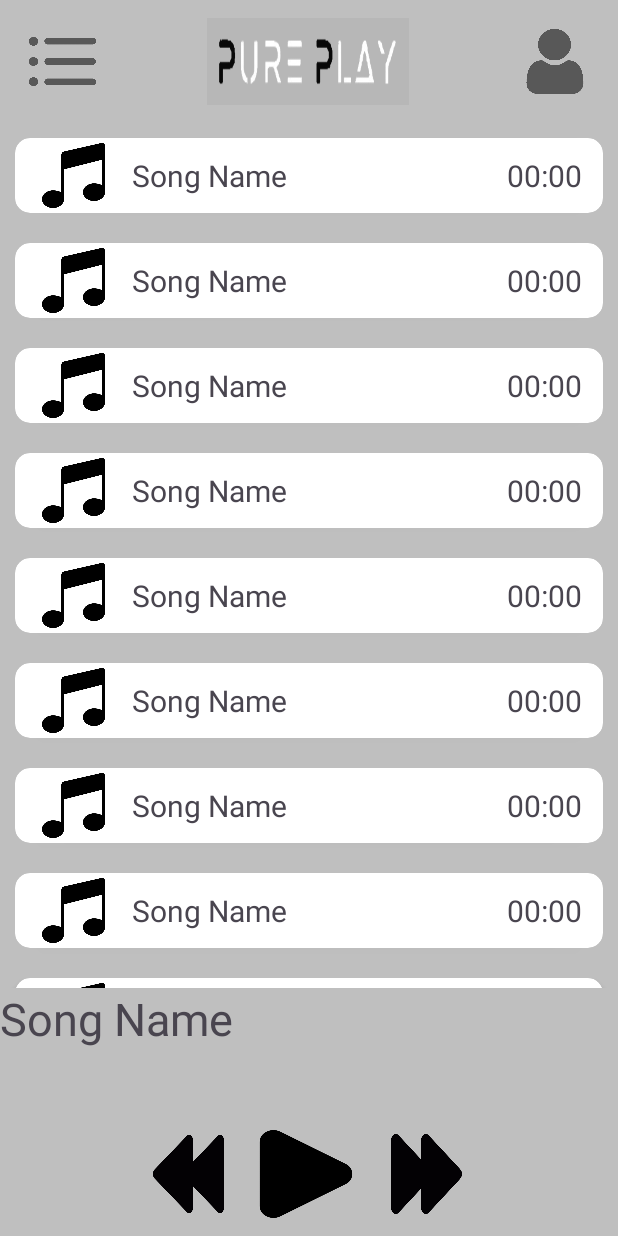
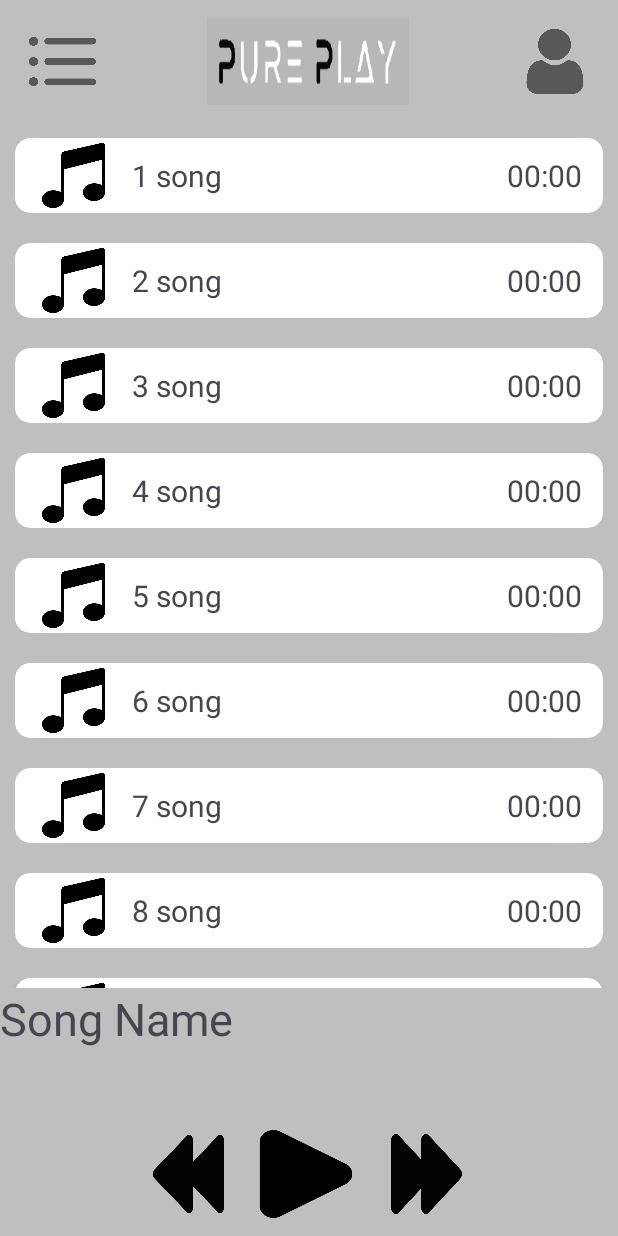
Before and after one commit to Krunal2509/PurePlay, an Android app: the screen it shows after launch (MainActivity), on a phone screen of 412 x 824 dp. Run offline under Robolectric (Android 15) with nearby library versions, the phone set to English and light mode, and no system bars.

Commit message:
songs data inserted

```diff
--- a/app/src/main/AndroidManifest.xml
+++ b/app/src/main/AndroidManifest.xml
@@ -1,12 +1,12 @@
 <?xml version="1.0" encoding="utf-8"?>
 <manifest xmlns:android="http://schemas.android.com/apk/res/android"
     xmlns:tools="http://schemas.android.com/tools">
-
+        <uses-permission android:name="android.permission.INTERNET"/>
     <application
         android:allowBackup="true"
         android:dataExtractionRules="@xml/data_extraction_rules"
         android:fullBackupContent="@xml/backup_rules"
-        android:icon="@mipmap/ic_launcher"
+        android:icon="@drawable/pureplaylogo"
         android:label="@string/app_name"
         android:roundIcon="@mipmap/ic_launcher_round"
         android:supportsRtl="true"
--- /dev/null
+++ b/app/src/main/java/com/example/pureplay/GlobalMediaPlayer.java
@@ -0,0 +1,9 @@
+package com.example.pureplay;
+
+import android.media.MediaPlayer;
+import android.widget.Button;
+
+public class GlobalMediaPlayer {
+    public static MediaPlayer mp;
+    public static Button btn_play=null;
+}
--- a/app/src/main/java/com/example/pureplay/MainActivity.java
+++ b/app/src/main/java/com/example/pureplay/MainActivity.java
@@ -1,6 +1,8 @@
 package com.example.pureplay;
 
+import android.annotation.SuppressLint;
 import android.os.Bundle;
+import static com.example.pureplay.GlobalMediaPlayer.*;
 
 import androidx.activity.EdgeToEdge;
 import androidx.appcompat.app.AppCompatActivity;
@@ -17,6 +19,7 @@ public class MainActivity extends AppCompatActivity {
     RecyclerView recyclerView;
     CardView cardView;
     ArrayList<songArray> song=new ArrayList<>();
+    @SuppressLint("WrongViewCast")
     @Override
     protected void onCreate(Bundle savedInstanceState) {
         super.onCreate(savedInstanceState);
@@ -29,19 +32,20 @@ public class MainActivity extends AppCompatActivity {
         });
 
         recyclerView=findViewById(R.id.recyclerView);
+
         recyclerView.setLayoutManager(new LinearLayoutManager(this));
 
-        song.add(new songArray(R.drawable.musiclogo,"1 st song","04:00"));
-        song.add(new songArray(R.drawable.musiclogo,"1 st song","04:00"));
-        song.add(new songArray(R.drawable.musiclogo,"1 st song","04:00"));
-        song.add(new songArray(R.drawable.musiclogo,"1 st song","01:00"));
-        song.add(new songArray(R.drawable.musiclogo,"1 st song","01:00"));
-        song.add(new songArray(R.drawable.musiclogo,"1 st song","07:00"));
-        song.add(new songArray(R.drawable.musiclogo,"1 st song","07:00"));
-        song.add(new songArray(R.drawable.musiclogo,"1 st song","07:00"));
-        song.add(new songArray(R.drawable.musiclogo,"1 st song","05:00"));
-        song.add(new songArray(R.drawable.musiclogo,"1 st song","05:00"));
-        song.add(new songArray(R.drawable.musiclogo,"1 st song","05:00"));
+        song.add(new songArray(R.drawable.musiclogo,"1 song","https://filesamples.com/samples/audio/mp3/sample3.mp3"));
+        song.add(new songArray(R.drawable.musiclogo,"2 song","https://www.soundhelix.com/examples/mp3/SoundHelix-Song-1.mp3"));
+        song.add(new songArray(R.drawable.musiclogo,"3 song","https://www.soundhelix.com/examples/mp3/SoundHelix-Song-1.mp3"));
+        song.add(new songArray(R.drawable.musiclogo,"4 song","https://www.soundhelix.com/examples/mp3/SoundHelix-Song-1.mp3"));
+        song.add(new songArray(R.drawable.musiclogo,"5 song","https://www.soundhelix.com/examples/mp3/SoundHelix-Song-2.mp3"));
+        song.add(new songArray(R.drawable.musiclogo,"6 song","https://www.soundhelix.com/examples/mp3/SoundHelix-Song-3.mp3"));
+        song.add(new songArray(R.drawable.musiclogo,"7 song","https://www.soundhelix.com/examples/mp3/SoundHelix-Song-4.mp3"));
+        song.add(new songArray(R.drawable.musiclogo,"8 song","https://www.soundhelix.com/examples/mp3/SoundHelix-Song-5.mp3"));
+        song.add(new songArray(R.drawable.musiclogo,"9 song","https://www.soundhelix.com/examples/mp3/SoundHelix-Song-6.mp3"));
+        song.add(new songArray(R.drawable.musiclogo,"10 song","https://www.soundhelix.com/examples/mp3/SoundHelix-Song-7.mp3"));
+        song.add(new songArray(R.drawable.musiclogo,"11 song","https://www.soundhelix.com/examples/mp3/SoundHelix-Song-8.mp"));
 
         RecyclerAdapter adapter=new RecyclerAdapter(this,song);
         recyclerView.setAdapter(adapter);
--- a/app/src/main/java/com/example/pureplay/RecyclerAdapter.java
+++ b/app/src/main/java/com/example/pureplay/RecyclerAdapter.java
@@ -1,15 +1,20 @@
 package com.example.pureplay;
+
+import static com.example.pureplay.GlobalMediaPlayer.btn_play;
+import static com.example.pureplay.GlobalMediaPlayer.mp;
 
 import android.content.Context;
 import android.content.Intent;
+import android.media.MediaPlayer;
+import android.net.Uri;
 import android.view.LayoutInflater;
 import android.view.View;
 import android.view.ViewGroup;
+import android.widget.Button;
 import android.widget.ImageView;
 import android.widget.TextView;
 import android.widget.Toast;
 
-import androidx.activity.result.ActivityResultLauncher;
 import androidx.annotation.NonNull;
 import androidx.cardview.widget.CardView;
 import androidx.recyclerview.widget.RecyclerView;
@@ -18,50 +23,64 @@ import java.util.ArrayList;
 
 public class RecyclerAdapter extends RecyclerView.Adapter<RecyclerAdapter.ViewHolder> {
 
-    Context context;
-    ArrayList<songArray>song=new ArrayList<>();
-    RecyclerAdapter(Context context, ArrayList<songArray> songName){
-        this.context=context;
-        this.song=songName;
+    private Context context;
+    private ArrayList<songArray> songList;
+
+    RecyclerAdapter(Context context, ArrayList<songArray> songList) {
+        this.context = context;
+        this.songList = songList;
     }
+
     @NonNull
     @Override
     public RecyclerAdapter.ViewHolder onCreateViewHolder(@NonNull ViewGroup parent, int viewType) {
-        View view= LayoutInflater.from(context).inflate(R.layout.songs_row,parent,false);
-        ViewHolder viewHolder=new ViewHolder(view);
-        return viewHolder;
+        View view = LayoutInflater.from(context).inflate(R.layout.songs_row, parent, false);
+        return new ViewHolder(view);
     }
 
     @Override
     public void onBindViewHolder(@NonNull RecyclerAdapter.ViewHolder holder, int position) {
-        holder.img_song.setImageResource(song.get(position).img);
+        songArray song = songList.get(position);
+        holder.img_song.setImageResource(song.getsImg());
+        holder.tv_songName.setText(song.getsName());
+
+
+        holder.cardView.setOnClickListener(v -> {
+            try {
+                if (GlobalMediaPlayer.mp != null) {
+                    GlobalMediaPlayer.mp.reset();
+                    GlobalMediaPlayer.mp.release();
+                    GlobalMediaPlayer.mp = null;
+                }
+                GlobalMediaPlayer.mp = MediaPlayer.create(context, Uri.parse(song.getsPath()));
+                GlobalMediaPlayer.mp.start();
+                Toast.makeText(context, "Playing: " + song.getsName(), Toast.LENGTH_LONG).show();
+                int duration=GlobalMediaPlayer.mp.getDuration();
+                duration/=1000;
+                holder.tv_songTime.setText(String.format("%d:%02d",duration/60,duration%60));
+            } catch (Exception e) {
+                Toast.makeText(context, "Error playing song", Toast.LENGTH_SHORT).show();
+            }
+        });
+
     }
 
     @Override
     public int getItemCount() {
-        return song.size();
+        return songList.size();
     }
 
-    public class ViewHolder extends RecyclerView.ViewHolder{
-        TextView tv_songName,tv_songTime;
+    public class ViewHolder extends RecyclerView.ViewHolder {
+        TextView tv_songName, tv_songTime;
         ImageView img_song;
         CardView cardView;
 
         public ViewHolder(@NonNull View itemView) {
             super(itemView);
-            tv_songName=itemView.findViewById(R.id.tv_songName );
-            tv_songTime=itemView.findViewById(R.id.tv_songTime);
-            img_song=itemView.findViewById(R.id.img_song);
-
-            cardView =itemView.findViewById(R.id.cardView);
-
-            cardView.setOnClickListener(new View.OnClickListener() {
-                @Override
-                public void onClick(View v) {
-                    Intent i=new Intent(context,OpenFileManager.class);
-                    context.startActivity(i);
-                }
-            });
+            tv_songName = itemView.findViewById(R.id.tv_songName);
+            tv_songTime = itemView.findViewById(R.id.tv_songTime);
+            img_song = itemView.findViewById(R.id.img_song);
+            cardView = itemView.findViewById(R.id.cardView);
         }
     }
 }
--- a/app/src/main/java/com/example/pureplay/songArray.java
+++ b/app/src/main/java/com/example/pureplay/songArray.java
@@ -2,11 +2,23 @@ package com.example.pureplay;
 
 public class songArray {
     int img;
-    String sName,sTime;
+    String sName, sPath;
 
-    songArray(int img,String sName,String sTime){
-        this.img=img;
-        this.sName=sName;
-        this.sTime=sTime;
+    songArray(int img, String sName, String sPath) {
+        this.img = img;
+        this.sName = sName;
+        this.sPath = sPath;
     }
+
+    public String getsPath() {
+        return sPath;
+    }
+
+    public String getsName() {
+        return sName;
+    }
+    public int getsImg() {
+        return img;
+    }
+
 }
--- a/app/src/main/res/layout/activity_main.xml
+++ b/app/src/main/res/layout/activity_main.xml
@@ -112,6 +112,7 @@
             android:clickable="true"
             />
         <ImageView
+            android:id="@+id/btn_play"
             android:layout_weight="2"
             android:layout_width="0sp"
             android:layout_height="wrap_content"
```
Also changed, not shown: 1 other file.
